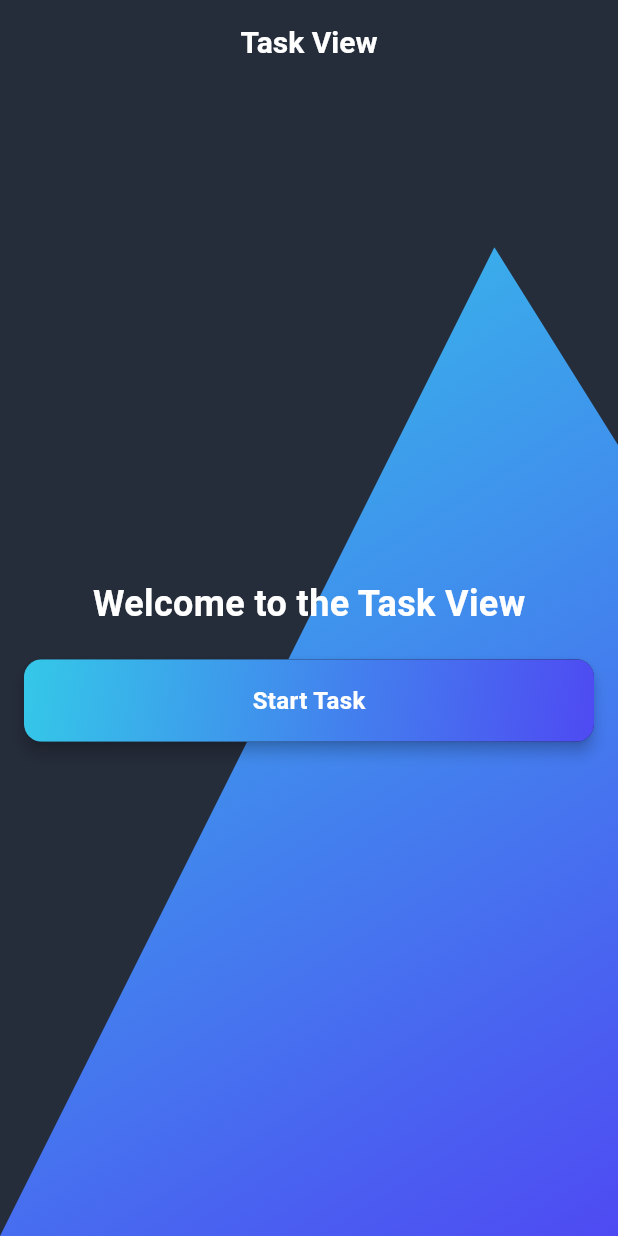
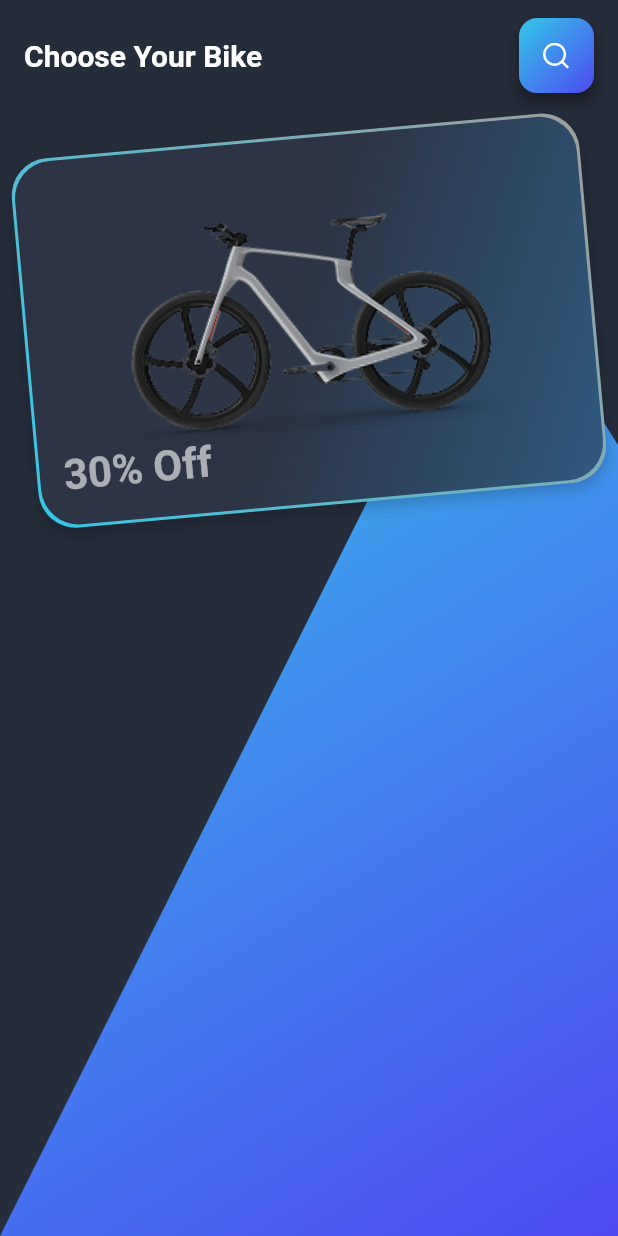
Before and after one commit to AymnShaban/bike_task, a Flutter app: the screen it shows after launch, on a phone screen of 412 x 824 dp. Run offline on Flutter 3.47's test engine with Material 3 defaults, Android fonts, the phone set to English and light mode, and no system bars; our stand-ins replace flutter_screenutil, flutter_svg.

```diff
--- /dev/null
+++ b/lib/core/extensions/context_extension.dart
@@ -0,0 +1,20 @@
+import '../../exports.dart';
+
+extension ContextExtension on BuildContext {
+  Color get primaryColor => Theme.of(this).primaryColor;
+
+  TextTheme get textTheme => Theme.of(this).textTheme;
+
+  AppBarThemeData get appBarTheme => Theme.of(this).appBarTheme;
+
+  MediaQueryData get mediaQuery => MediaQuery.of(this);
+
+  double get screenWidth => mediaQuery.size.width;
+  double get screenHeight => mediaQuery.size.height;
+  double get screenPaddingTop => mediaQuery.padding.top;
+  double get screenPaddingBottom => mediaQuery.padding.bottom;
+  double get screenPaddingLeft => mediaQuery.padding.left;
+  double get screenPaddingRight => mediaQuery.padding.right;
+  EdgeInsets get screenPadding => mediaQuery.padding;
+  double get appBarHeight => appBarTheme.toolbarHeight ?? kToolbarHeight;
+}
--- a/lib/core/theme/light_theme.dart
+++ b/lib/core/theme/light_theme.dart
@@ -1,3 +1,4 @@
+
 
 import '../../exports.dart';
 
@@ -57,19 +58,21 @@ class AppTheme {
       );
 
   // App Bar Theme
-  static AppBarTheme get appBarTheme => const AppBarTheme(
+  static AppBarTheme appBarTheme(BuildContext context) =>  AppBarTheme(
         backgroundColor: backgroundColor,
         elevation: 0,
         centerTitle: true,
+        actionsPadding: EdgeInsets.symmetric(horizontal: 16.w,vertical: 10.h),
+        toolbarHeight:context.screenHeight *0.09,
         titleTextStyle: TextStyle(
           color: textColor,
-          fontSize: 20,
+          fontSize: 20.sp,
           fontWeight: FontWeight.bold,
         ),
       );
 
   // Overall ThemeData
-  static ThemeData get light => ThemeData(
+  static ThemeData light(BuildContext context) => ThemeData(
         scaffoldBackgroundColor: backgroundColor,
         colorScheme: const ColorScheme.light(
           primary: primaryColor,
@@ -78,7 +81,7 @@ class AppTheme {
           surface: surfaceColor,
         ),
         textTheme: textTheme,
-        appBarTheme: appBarTheme,
+        appBarTheme: appBarTheme(context),
         elevatedButtonTheme: elevatedButtonTheme,
         inputDecorationTheme: InputDecorationTheme(
           filled: true,
--- /dev/null
+++ b/lib/core/widgets/bike_cover_widget.dart
@@ -0,0 +1,87 @@
+import 'package:bike_task/exports.dart';
+
+class BikeCoverWidget extends StatelessWidget {
+  const BikeCoverWidget({super.key});
+
+  @override
+  Widget build(BuildContext context) {
+    return Transform.rotate(
+      angle: -0.09,
+      child: SizedBox(
+        width: context.screenWidth,
+        height: context.screenHeight * 0.3,
+        child: Stack(
+          children: [
+            // Gradient border
+            Container(
+              decoration: BoxDecoration(
+                gradient: LinearGradient(
+                  colors: [
+                    Colors.grey, // Start at top right
+                    Theme.of(context).primaryColor, // End at bottom left
+                  ],
+                  begin: Alignment.topRight,
+                  end: Alignment.bottomLeft,
+                ),
+                borderRadius: BorderRadius.circular(25),
+                boxShadow: [
+                  BoxShadow(
+                    color: Colors.black.withValues(alpha:0.2),
+                    blurRadius: 8,
+                    offset: Offset(0, 4),
+                  ),
+                ],
+              ),
+            ),
+            // Inner content with padding for border effect
+            Padding(
+              padding: const EdgeInsets.all(2.0), // Border thickness
+              child: Container(
+                decoration: BoxDecoration(
+                  gradient: LinearGradient(
+                    colors: [
+                      Color(0xFF2C3344),
+                      Color(0xFF2C3546),
+                      Color(0xFF2F5B80),
+                    ],
+                    begin: Alignment.topLeft,
+                    end: Alignment.bottomRight,
+                    stops: [0.0, 0.5, 1.0],
+                    transform: GradientRotation(-0.2),
+                  ),
+                  borderRadius: BorderRadius.circular(25),
+                ),
+                child: Stack(
+                  children: [
+                    Center(
+                      child: Image.asset(
+                        "assets/images/bike_cover.png",
+                        fit: BoxFit.fill,
+                      ),
+                    ),
+                    Padding(
+                      padding: const EdgeInsets.all(16.0),
+                      child: Column(
+                        crossAxisAlignment: CrossAxisAlignment.start,
+                        children: [
+                          Spacer(),
+                          Text(
+                            "30% Off",
+                            style: context.textTheme.headlineLarge?.copyWith(
+                              color: Colors.white.withValues(alpha:0.6),
+                              fontWeight: FontWeight.bold,
+                            ),
+                          ),
+                        ],
+                      ),
+                    ),
+                  ],
+                ),
+              ),
+            ),
+          ],
+        ),
+      ),
+    );
+  }
+}
--- a/lib/core/widgets/gradient_button.dart
+++ b/lib/core/widgets/gradient_button.dart
@@ -1,18 +1,17 @@
-
-
-
 import '../../exports.dart';
 
 class GradientButton extends StatelessWidget {
-  final String label;
+  final Widget child;
   final VoidCallback onPressed;
   final double borderRadius;
+  final double size; // Responsive size (e.g., 60.w or 15% of screen width)
 
   const GradientButton({
     super.key,
-    required this.label,
+    required this.child,
     required this.onPressed,
     this.borderRadius = 12.0,
+    this.size = 60, // Default size, make it responsive when used
   });
 
   @override
@@ -23,23 +22,26 @@ class GradientButton extends StatelessWidget {
       child: InkWell(
         onTap: onPressed,
         borderRadius: BorderRadius.circular(borderRadius),
-        child: Ink(
-          width: double.infinity,
+        child: Container(
+          width: size,
+          height: size,
+          alignment: Alignment.center,
           decoration: BoxDecoration(
             gradient: AppTheme.primaryGradient,
             borderRadius: BorderRadius.circular(borderRadius),
+            // Optional: Add extra shadow if needed
+            boxShadow: [
+              BoxShadow(
+                color: Colors.black.withValues(alpha: .2),
+                blurRadius: 8,
+                offset: Offset(0, 4),
+              ),
+            ],
           ),
-          child: Container(
-            padding: const EdgeInsets.symmetric(vertical: 16),
-            alignment: Alignment.center,
-            child: Text(
-              label,
-              style: const TextStyle(
-                color: Colors.white,
-                fontSize: 16,
-                fontWeight: FontWeight.bold,
-              ),
-            ),
+          child: SizedBox(
+            width: (size - 20) * 0.6, // Adjust icon size to fit nicely (60% of button)
+            height: (size - 20) * 0.6,
+            child: child, // Typically an SVG icon
           ),
         ),
       ),
--- a/lib/exports.dart
+++ b/lib/exports.dart
@@ -3,3 +3,8 @@ export 'package:bike_task/view/task_view.dart';
 export 'package:bike_task/core/theme/light_theme.dart';
 export 'package:bike_task/core/widgets/gradient_button.dart';
 export 'package:bike_task/core/clippers/home_clipper.dart';
+export 'package:flutter_screenutil/flutter_screenutil.dart';
+export 'package:flutter_svg/flutter_svg.dart';
+export 'package:bike_task/core/extensions/context_extension.dart';
+export 'package:bike_task/main.dart';
+export 'package:bike_task/core/widgets/bike_cover_widget.dart';
--- a/lib/main.dart
+++ b/lib/main.dart
@@ -1,5 +1,3 @@
-
-
 import 'exports.dart';
 
 void main() {
@@ -9,14 +7,22 @@ void main() {
 class MyApp extends StatelessWidget {
   const MyApp({super.key});
 
-  // This widget is the root of your application.
   @override
   Widget build(BuildContext context) {
-    return MaterialApp(
-      debugShowCheckedModeBanner: false,
-      title: 'Bike Task',
-      theme: AppTheme.light,
-      home: TaskView(),
+    return ScreenUtilInit(
+      designSize:  Size(MediaQuery.sizeOf(context).width, MediaQuery.sizeOf(context).height),
+      minTextAdapt: true,
+      builder: (context, child) => MaterialApp(
+        debugShowCheckedModeBanner: false,
+        navigatorKey: navigatorKey,
+        scaffoldMessengerKey: scaffoldMessengerKey,
+        title: 'Bike Task',
+        theme: AppTheme.light(context),
+
+        home: TaskView(),
+      ),
     );
   }
 }
+final GlobalKey<NavigatorState> navigatorKey = GlobalKey<NavigatorState>();
+final GlobalKey<ScaffoldMessengerState> scaffoldMessengerKey = GlobalKey<ScaffoldMessengerState>();
--- a/lib/view/task_view.dart
+++ b/lib/view/task_view.dart
@@ -6,37 +6,37 @@ class TaskView extends StatelessWidget {
   @override
   Widget build(BuildContext context) {
     return Scaffold(
-      appBar: AppBar(
-        title: const Text('Task View'),
-        // backgroundColor: AppTheme.primaryColor,
-      ),
+      appBar: _buildAppBar(),
       body: DiagonalGradientBackground(
         child: Center(
           child: Padding(
-            padding: const EdgeInsets.all(16.0),
+            padding: EdgeInsets.all(16.w),
             child: Column(
-              mainAxisAlignment: MainAxisAlignment.center,
+              mainAxisAlignment: MainAxisAlignment.start,
               children: [
-                Text(
-                  'Welcome to the Task View',
-                  style: TextStyle(
-                    color: AppTheme.textColor,
-                    fontSize: 24,
-                    fontWeight: FontWeight.bold,
-                  ),
-                ),
-                const SizedBox(height: 20),
-                GradientButton(
-                  label: 'Start Task',
-                  onPressed: () {
-                    // Handle button press
-                  },
-                ),
-              ],
+                BikeCoverWidget()
+             ],
             ),
           ),
         ),
       ),
     );
   }
+
+  AppBar _buildAppBar() {
+    return AppBar(
+      title: Text('Choose Your Bike', style: TextStyle(fontSize: 20.sp)),
+      centerTitle: false,
+      actions: [
+        GradientButton(
+          size: 50.w,
+          onPressed: () {},
+          child: SvgPicture.asset(
+            "assets/svg/search.svg",
+
+          ),
+        ),
+      ],
+    );
+  }
 }
```
Also changed, not shown: pubspec.yaml (+5 -2 lines), assets/images/bike_cover.png (added), assets/svg/search.svg (added), pubspec.lock.
